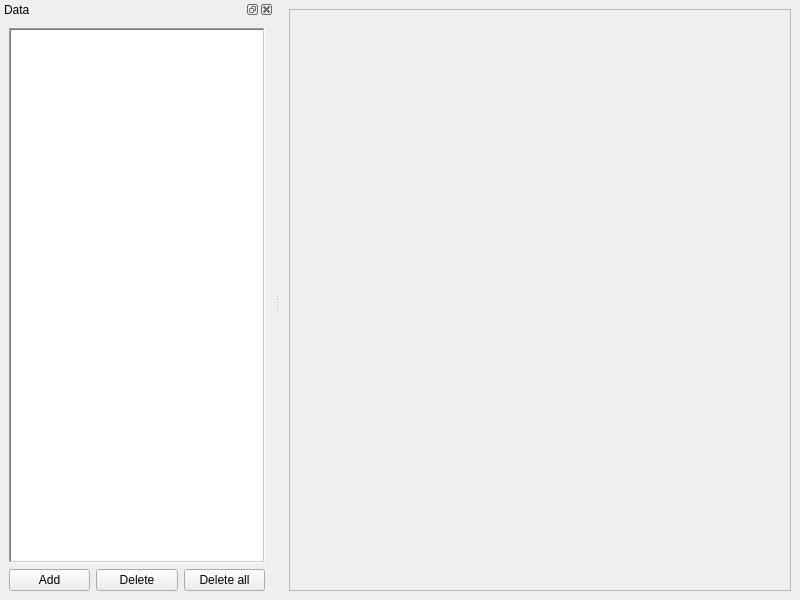
Above: libjustplot/ui/main.ui from aemarkov/justplot before the change. Below: the same form after it.
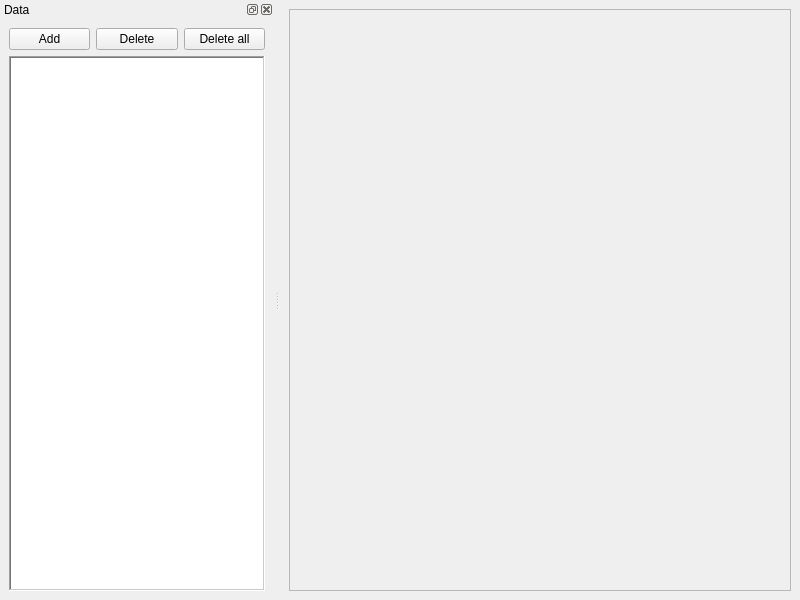
That is the form after the change. Custom widgets are drawn as their Qt base class.

Commit message:
Move control buttons above the TreeView
When yoy work with TreeView, you probably have data at the top of the
TreeView. So, you have to scroll mouse back and forth to press "Add" or
"Delete" buttons. IMHO this change makes UX better.

Diff of the .ui file:
```diff
--- a/libjustplot/ui/main.ui
+++ b/libjustplot/ui/main.ui
@@ -48,13 +48,6 @@
    </attribute>
    <widget class="QWidget" name="dockWidgetContents_2">
     <layout class="QVBoxLayout" name="verticalLayout">
-     <item>
-      <widget class="QTreeView" name="treeView">
-       <property name="frameShape">
-        <enum>QFrame::WinPanel</enum>
-       </property>
-      </widget>
-     </item>
      <item>
       <layout class="QHBoxLayout" name="horizontalLayout">
        <item>
@@ -80,6 +73,13 @@
        </item>
       </layout>
      </item>
+     <item>
+      <widget class="QTreeView" name="treeView">
+       <property name="frameShape">
+        <enum>QFrame::WinPanel</enum>
+       </property>
+      </widget>
+     </item>
     </layout>
    </widget>
   </widget>
```
